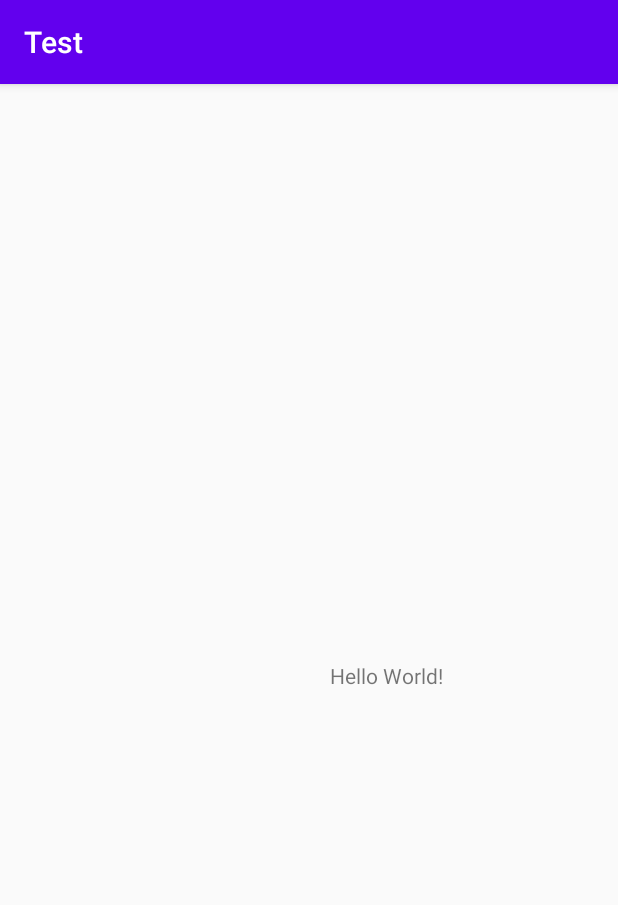
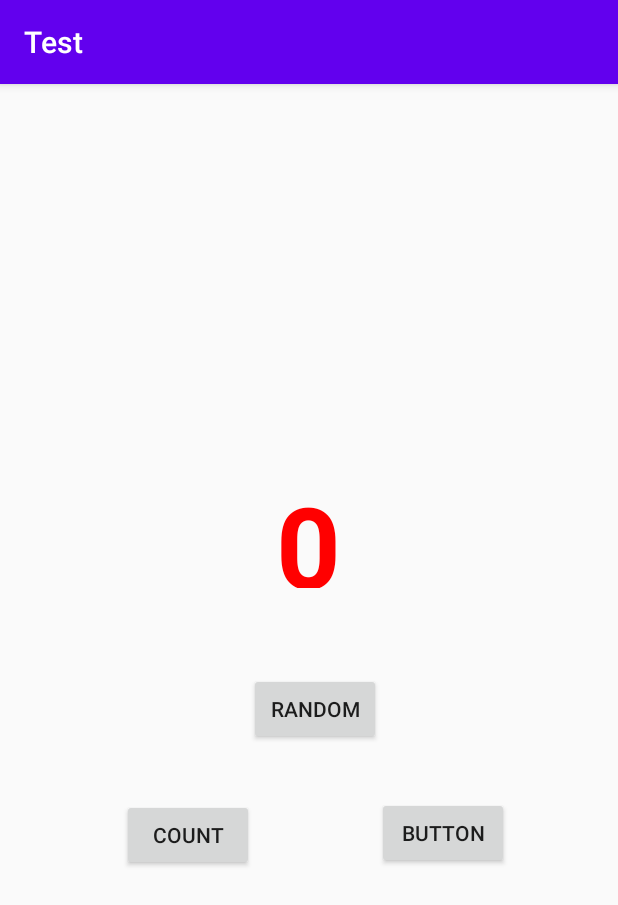
Before and after one commit to MihailIsaev/Basketball, an Android app: the screen it shows after launch (MainActivity), on a phone screen of 412 x 824 dp. Shown: the top 905 px of the screen. Run offline under Robolectric (Android 15) with nearby library versions, the light colour scheme and no system bars.

Commit message:
Счет нажатий и случайное число.

```diff
--- a/app/src/main/AndroidManifest.xml
+++ b/app/src/main/AndroidManifest.xml
@@ -9,6 +9,7 @@
         android:roundIcon="@mipmap/ic_launcher_round"
         android:supportsRtl="true"
         android:theme="@style/AppTheme">
+        <activity android:name=".SecondActivity2"></activity>
         <activity android:name=".MainActivity">
             <intent-filter>
                 <action android:name="android.intent.action.MAIN" />
--- a/app/src/main/res/layout/activity_main.xml
+++ b/app/src/main/res/layout/activity_main.xml
@@ -6,15 +6,59 @@
     android:layout_height="match_parent"
     tools:context=".MainActivity">
 
-    <TextView
+    <Button
+        android:id="@+id/button"
         android:layout_width="wrap_content"
         android:layout_height="wrap_content"
-        android:text="Hello World!"
+        android:onClick="toastMe"
+        android:text="Button"
         app:layout_constraintBottom_toBottomOf="parent"
-        app:layout_constraintHorizontal_bias="0.653"
+        app:layout_constraintEnd_toEndOf="parent"
+        app:layout_constraintHorizontal_bias="0.776"
+        app:layout_constraintStart_toStartOf="parent"
+        app:layout_constraintTop_toTopOf="parent"
+        app:layout_constraintVertical_bias="0.66" />
+
+    <TextView
+        android:id="@+id/textView"
+        android:layout_width="109dp"
+        android:layout_height="79dp"
+        android:text="0"
+        android:textColor="#FF0000"
+        android:textSize="75sp"
+        android:textStyle="bold"
+        android:visibility="visible"
+        app:layout_constraintBottom_toBottomOf="parent"
+        app:layout_constraintHorizontal_bias="0.608"
         app:layout_constraintLeft_toLeftOf="parent"
         app:layout_constraintRight_toRightOf="parent"
         app:layout_constraintTop_toTopOf="parent"
-        app:layout_constraintVertical_bias="0.514" />
+        app:layout_constraintVertical_bias="0.373" />
+
+    <Button
+        android:id="@+id/button2"
+        android:layout_width="wrap_content"
+        android:layout_height="wrap_content"
+        android:onClick="countMe"
+        android:text="Count"
+        app:layout_constraintBottom_toBottomOf="parent"
+        app:layout_constraintEnd_toEndOf="parent"
+        app:layout_constraintHorizontal_bias="0.25"
+        app:layout_constraintStart_toStartOf="parent"
+        app:layout_constraintTop_toTopOf="parent"
+        app:layout_constraintVertical_bias="0.662" />
+
+    <Button
+        android:id="@+id/button3"
+        android:layout_width="wrap_content"
+        android:layout_height="wrap_content"
+        android:onClick="randomMe"
+        android:text="Random"
+        app:layout_constraintBottom_toBottomOf="parent"
+        app:layout_constraintEnd_toEndOf="parent"
+        app:layout_constraintHorizontal_bias="0.513"
+        app:layout_constraintStart_toStartOf="parent"
+        app:layout_constraintTop_toTopOf="parent"
+        app:layout_constraintVertical_bias="0.545" />
 
 </androidx.constraintlayout.widget.ConstraintLayout>
--- a/app/src/main/res/values/strings.xml
+++ b/app/src/main/res/values/strings.xml
@@ -1,3 +1,4 @@
 <resources>
     <string name="app_name">Test</string>
+    <string name="random_heading">Это случайное число между 0 и %1d</string>
 </resources>
```
Also changed, not shown: app/src/main/java/com/example/test/MainActivity.kt (+31 -0 lines), app/src/main/java/com/example/test/SecondActivity2.kt (added, +35 -0 lines), app/src/main/res/layout/activity_second2.xml (added, +33 -0 lines).
